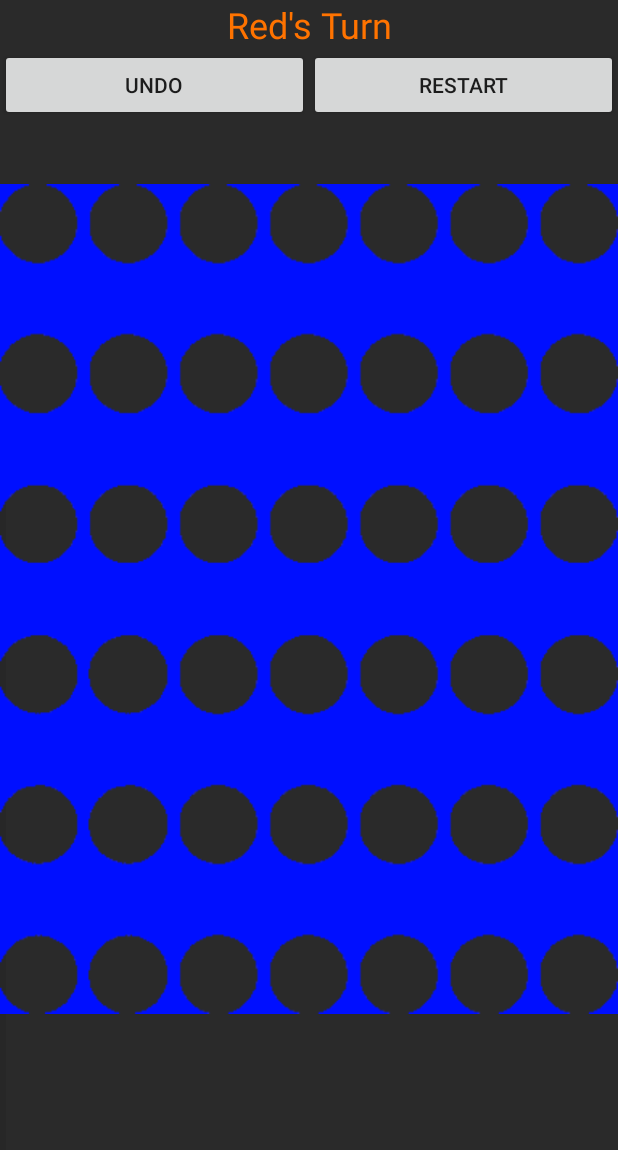
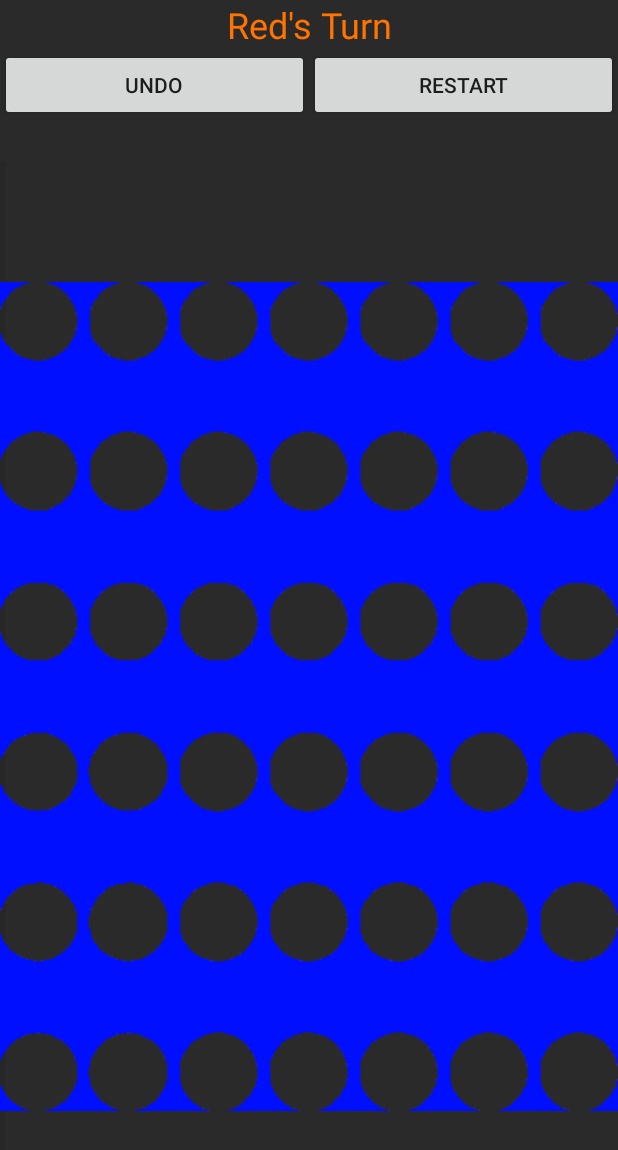
Before and after one commit to MarkBauer5/FinalProject, an Android app: the GameActivity screen opened directly, with no data from a screen before it, on a phone screen of 412 x 824 dp. Shown: the top 1150 px of the screen. Run offline under Robolectric (Android 15) with nearby library versions, the phone set to English and light mode, and no system bars.

Commit message:
Trying to fix

```diff
--- a/app/src/main/java/com/example/finalproject/GameActivity.java
+++ b/app/src/main/java/com/example/finalproject/GameActivity.java
@@ -7,6 +7,7 @@ import android.widget.AdapterView;
 import android.widget.Button;
 import android.widget.GridView;
 import android.widget.ImageView;
+import android.widget.RelativeLayout;
 import android.widget.TextView;
 import android.widget.Toast;
 
@@ -23,7 +24,8 @@ public class GameActivity extends Activity implements View.OnClickListener  {
     private int buttons[] = {R.drawable.red_chip, R.drawable.green_chip};
     private String[] s_Turns = {"Red's Turn", "Green's Turn"};
     private int win_buttons[] = { R.drawable.red_win,R.drawable.green_win};
-    private int temp_buttons[] ={ R.drawable.empty_t,R.drawable.green_chip, R.drawable.red_chip};
+    //private int temp_buttons[] ={ R.drawable.empty_t,R.drawable.green_chip, R.drawable.red_chip};
+    public static int txt_height;
 
     GridView gridview;
     @Override
@@ -40,6 +42,7 @@ public class GameActivity extends Activity implements View.OnClickListener  {
 
         gridview = findViewById(R.id.gridview);
         gridview.setNumColumns(7);
+        txt_height = txt_Turn.getHeight();
         gridview.setAdapter(new ImageAdapter(this, rows*columns));
         txt_Turn.setText(s_Turns[0]);
 
--- a/app/src/main/java/com/example/finalproject/ImageAdapter.java
+++ b/app/src/main/java/com/example/finalproject/ImageAdapter.java
@@ -5,6 +5,8 @@ import android.view.ViewGroup;
 import android.widget.BaseAdapter;
 import android.widget.GridView;
 import android.widget.ImageView;
+
+import static com.example.finalproject.GameActivity.txt_height;
 
 /**
  * Created by UDU on 02.11.2016.
@@ -35,7 +37,11 @@ public class ImageAdapter extends BaseAdapter {
         if (convertView == null) {
             // if it's not recycled, initialize some attributes
             imageView = new ImageView(mContext);
-            imageView.setLayoutParams(new GridView.LayoutParams(200, 200));
+            System.out.println("WWWWWWWWWWWWW" + txt_height);
+            GridView.LayoutParams mImageViewLayoutParams = new GridView.LayoutParams(
+                    ViewGroup.LayoutParams.MATCH_PARENT, ViewGroup.LayoutParams.MATCH_PARENT);
+            imageView.setLayoutParams(mImageViewLayoutParams);
+            //imageView.setLayoutParams(new GridView.LayoutParams(200, 200));
 
             imageView.setScaleType(ImageView.ScaleType.CENTER_INSIDE);
             int pad = 10;
--- a/app/src/main/res/layout/activity_game.xml
+++ b/app/src/main/res/layout/activity_game.xml
@@ -34,7 +34,8 @@
             android:text="Restart">
         </Button>
     </LinearLayout>
-    <RelativeLayout android:id="@+id/gridview_holder"
+    <RelativeLayout xmlns:android="http://schemas.android.com/apk/res/android"
+        android:id="@+id/gridviewHolder"
         android:layout_width="match_parent"
         android:layout_height="wrap_content"
         android:layout_alignParentBottom="true"
@@ -45,19 +46,15 @@
     <GridView xmlns:android="http://schemas.android.com/apk/res/android"
         android:id="@+id/gridview"
         android:layout_width="match_parent"
-        android:layout_height="wrap_content"
-        android:columnWidth="90dp"
-        android:numColumns="auto_fit"
-        android:verticalSpacing="50dp"
-        android:horizontalSpacing="10dp"
+        android:layout_height="match_parent"
+        android:numColumns="7"
         android:stretchMode="columnWidth"
         android:gravity="center"
         android:rotation="180"/>
     <ImageView
         android:id="@+id/board"
         android:layout_width="match_parent"
-        android:layout_height="match_parent"
-        android:layout_marginTop="-130sp"/>
+        android:layout_height="match_parent"/>
     </RelativeLayout>
 
 
```
